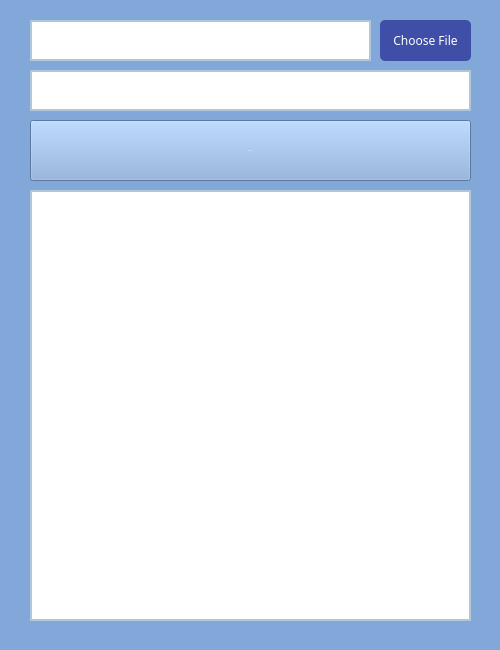
The window that venv/payroll-helper.ui (michealcoleyoung/payroll-helper) describes before a commit, drawn with Qt 5.
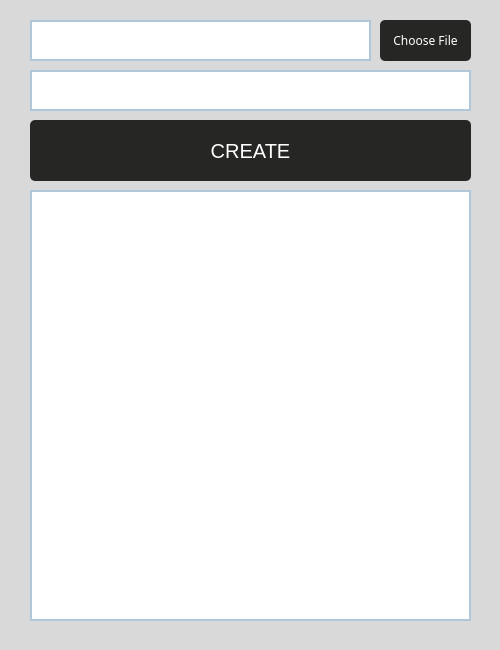
The same window after the commit.

Commit message: updated ui file to include click style for buttons

```diff
--- a/venv/payroll-helper.ui
+++ b/venv/payroll-helper.ui
@@ -20,7 +20,7 @@
    <string>Form</string>
   </property>
   <property name="styleSheet">
-   <string notr="true">background: #82A8D9;
+   <string notr="true">background: #D9D9D9;
 color: white;</string>
   </property>
   <widget class="QLineEdit" name="filePath">
@@ -83,13 +83,17 @@
     <bool>false</bool>
    </property>
    <property name="styleSheet">
-    <string notr="true">background-color: #3F4EA6;
+    <string notr="true">QPushButton {
+background-color: #3B3B39;
 border-radius: 5%;
 font-size: 20px;
+}
 
-QPushButton::pressed {
-	background-color: green;
-}</string>
+QPushButton:!pressed
+{
+background-color: #262625;
+}
+</string>
    </property>
    <property name="text">
     <string>CREATE</string>
@@ -145,8 +149,16 @@
     </font>
    </property>
    <property name="styleSheet">
-    <string notr="true">background-color: #3F4EA6;
-border-radius: 5%;</string>
+    <string notr="true">QPushButton {
+background-color: #3B3B39;
+border-radius: 5%;
+}
+
+QPushButton:!pressed
+{
+background-color: #262625;
+}
+</string>
    </property>
    <property name="text">
     <string>Choose File</string>
```
